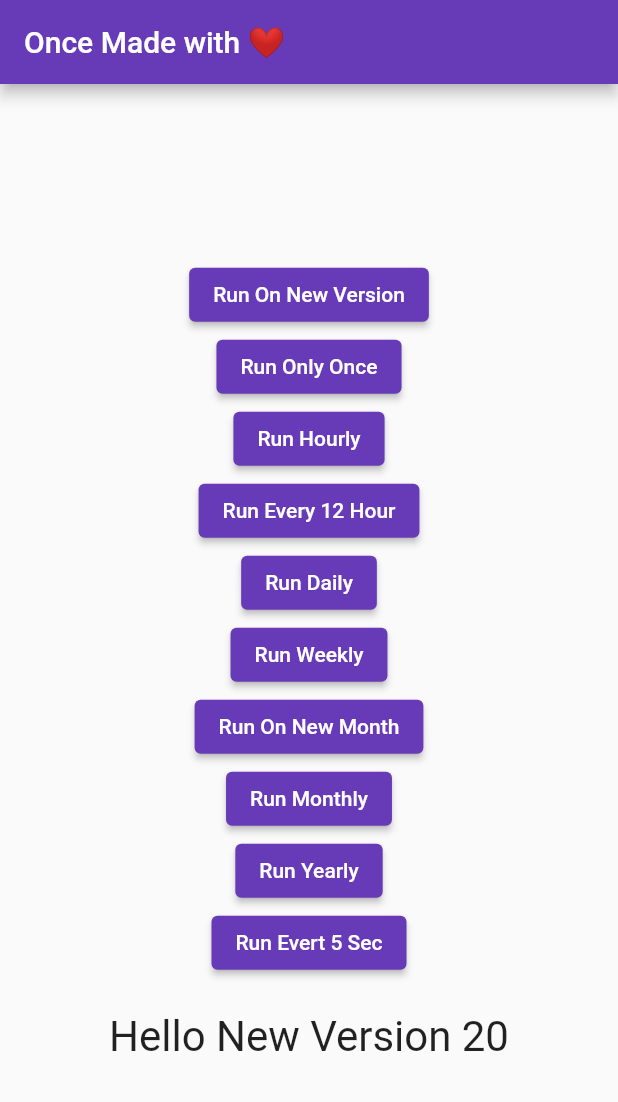
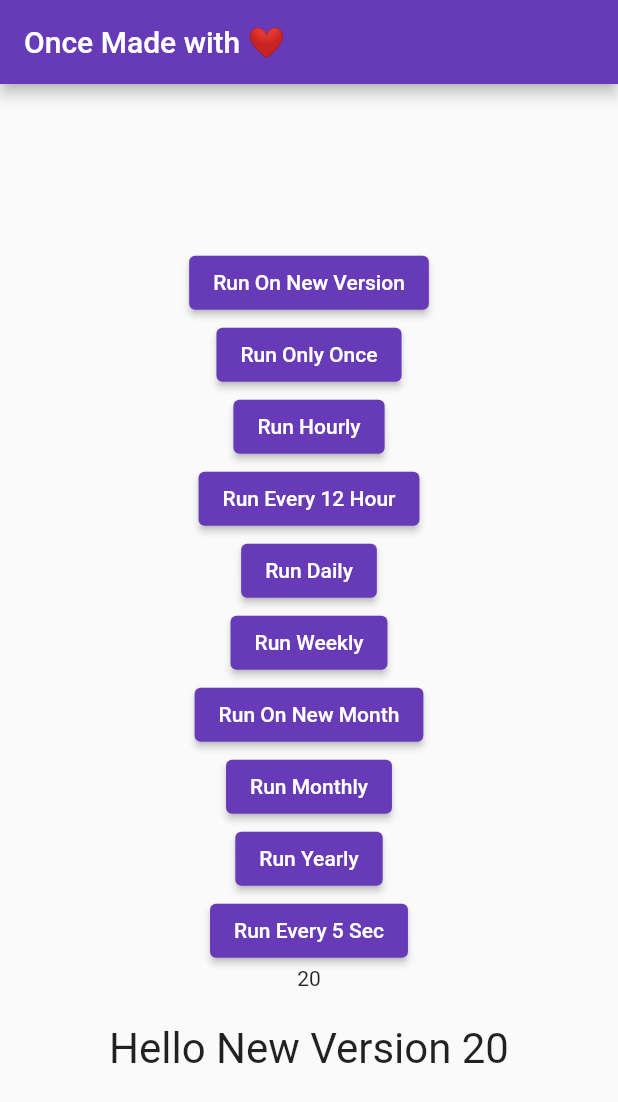
Before and after one commit to MostafaSolimanMO/once, a Flutter app: the screen it shows after launch, after a tap on "Run On New Version", on a phone screen of 412 x 824 dp. Shown: the top 1102 px of the screen. Run offline on Flutter 3.47's test engine with Material 2 defaults, Android fonts, the phone set to English and light mode, and no system bars; our stand-ins replace package_info_plus, shared_preferences.

Commit message:
update 2.0.0

```diff
--- a/example/lib/main.dart
+++ b/example/lib/main.dart
@@ -18,9 +18,7 @@ class _MyAppState extends State<MyApp> {
   String currentValue = 'Hello World';
 
   void set(String newOnce) {
-    setState(() {
-      currentValue = newOnce + ' ${Random().nextInt(100)}';
-    });
+    setState(() => currentValue = newOnce + ' ${Random().nextInt(100)}');
   }
 
   @override
@@ -42,75 +40,75 @@ class _MyAppState extends State<MyApp> {
                 ElevatedButton(
                     child: const Text("Run On New Version"),
                     onPressed: () {
-                      Once.runOnce("New Version", () {
-                        set("Hello New Version");
-                      });
+                      Once.runOnce(
+                          "New Version", () => set("Hello New Version"));
                     }),
                 ElevatedButton(
                     child: const Text("Run Only Once"),
                     onPressed: () {
-                      Once.runOnce("Once", () {
-                        set("Hello Only Once");
-                      });
+                      Once.runOnce("Once", () => set("Hello Only Once"));
                     }),
                 ElevatedButton(
                     child: const Text("Run Hourly"),
                     onPressed: () {
-                      Once.runHourly("Hourly", () {
-                        set("Hello Hourly");
-                      });
+                      Once.runHourly("Hourly", () => set("Hello Hourly"));
                     }),
                 ElevatedButton(
                     child: const Text("Run Every 12 Hour"),
                     onPressed: () {
-                      Once.runEvery12Hours("12 Hour", () {
-                        set("Hello 12 Hour");
-                      });
+                      Once.runEvery12Hours(
+                          "12 Hour", () => set("Hello 12 Hour"));
                     }),
                 ElevatedButton(
                     child: const Text("Run Daily"),
                     onPressed: () {
-                      Once.runDaily("Daily", () {
-                        set("Hello Daily");
-                      });
+                      Once.runDaily("Daily", () => set("Hello Daily"));
                     }),
                 ElevatedButton(
                     child: const Text("Run Weekly"),
                     onPressed: () {
-                      Once.runWeekly("Weekly", () {
-                        set("Hello Weekly");
-                      });
+                      Once.runWeekly("Weekly", () => set("Hello Weekly"));
                     }),
                 ElevatedButton(
                     child: const Text("Run On New Month"),
                     onPressed: () {
-                      Once.runOnNewMonth("New Month", () {
-                        set("Hello New Month");
-                      });
+                      Once.runOnNewMonth<void>(
+                          "New Month", () => set("Hello New Month"));
                     }),
                 ElevatedButton(
                     child: const Text("Run Monthly"),
                     onPressed: () {
-                      Once.runMonthly("Monthly", () {
-                        set("Hello Monthly");
-                      });
+                      Once.runMonthly<void>(
+                          "Monthly", () => set("Hello Monthly"));
                     }),
                 ElevatedButton(
                     child: const Text("Run Yearly"),
                     onPressed: () {
-                      Once.runYearly("Yearly", () {
-                        set("Hello Yearly");
-                      });
+                      Once.runYearly<void>("Yearly", () => set("Hello Yearly"));
                     }),
                 ElevatedButton(
-                    child: const Text("Run Evert 5 Sec"),
+                    child: const Text("Run Every 5 Sec"),
                     onPressed: () {
-                      Once.runCustom(
+                      Once.runCustom<void>(
                         "Custom",
                         () => set("Hello Custom"),
                         duration: const Duration(seconds: 5),
                       );
                     }),
+                FutureBuilder<Widget?>(
+                  future: Once.runCustom<Widget?>(
+                    "CustomWidget",
+                    () => Text('${Random().nextInt(100)}'),
+                    duration: const Duration(seconds: 5),
+                  ),
+                  builder: (_, snapshot) {
+                    if (snapshot.hasData) {
+                      return snapshot.data!;
+                    } else {
+                      return const Text("please come back after 5 seconds");
+                    }
+                  },
+                ),
                 const SizedBox(
                   height: 22,
                 ),
--- a/lib/once.dart
+++ b/lib/once.dart
@@ -7,10 +7,10 @@ const _week = _day * 7;
 const _day = 86400000;
 
 abstract class Once {
-  static Future<void> _run({
+  static Future<T?> _run<T>({
     required String key,
     required int duration,
-    required void Function() callback,
+    required T? Function() callback,
   }) async {
     final prefs = await SharedPreferences.getInstance();
     final currentTime = DateTime.now().millisecondsSinceEpoch;
@@ -37,7 +37,7 @@ abstract class Once {
           );
           return callback.call();
         }
-        return;
+        return null;
       }
 
       prefs.setInt(
@@ -56,6 +56,7 @@ abstract class Once {
           prefs.setInt(key, duration);
           return callback.call();
         }
+        return null;
       }
       prefs.setInt(key, duration);
       return callback.call();
@@ -67,13 +68,14 @@ abstract class Once {
       final difference = currentTime - savedTime;
 
       if (difference > duration) return callback.call();
+      return null;
     }
     prefs.setInt(key, currentTime);
     return callback.call();
   }
 
-  static Future<void> _runOnNewVersion({
-    required void Function() callback,
+  static Future<T?> _runOnNewVersion<T>({
+    required T? Function() callback,
   }) async {
     const key = 'ON_NEW_VERSION';
     final prefs = await SharedPreferences.getInstance();
@@ -93,19 +95,19 @@ abstract class Once {
     return callback.call();
   }
 
-  static void runOnce(
+  static Future<T?> runOnce<T>(
     String key,
-    void Function() callback,
+    T? Function() callback,
   ) =>
-      _run(
+      _run<T>(
         key: key,
         duration: 0,
         callback: callback,
       );
 
-  static void runEvery12Hours(
+  static Future<T?> runEvery12Hours<T>(
     String key,
-    void Function() callback,
+    T? Function() callback,
   ) =>
       _run(
         key: key,
@@ -113,9 +115,9 @@ abstract class Once {
         callback: callback,
       );
 
-  static void runHourly(
+  static Future<T?> runHourly<T>(
     String key,
-    void Function() callback,
+    T? Function() callback,
   ) =>
       _run(
         key: key,
@@ -123,9 +125,9 @@ abstract class Once {
         callback: callback,
       );
 
-  static void runDaily(
+  static Future<T?> runDaily<T>(
     String key,
-    void Function() callback,
+    T? Function() callback,
   ) =>
       _run(
         key: key,
@@ -133,9 +135,9 @@ abstract class Once {
         callback: callback,
       );
 
-  static void runWeekly(
+  static Future<T?> runWeekly<T>(
     String key,
-    void Function() callback,
+    T? Function() callback,
   ) =>
       _run(
         key: key,
@@ -143,9 +145,9 @@ abstract class Once {
         callback: callback,
       );
 
-  static void runMonthly(
+  static Future<T?> runMonthly<T>(
     String key,
-    void Function() callback,
+    T? Function() callback,
   ) =>
       _run(
         key: key,
@@ -153,9 +155,9 @@ abstract class Once {
         callback: callback,
       );
 
-  static void runOnNewMonth(
+  static Future<T?> runOnNewMonth<T>(
     String key,
-    void Function() callback,
+    T? Function() callback,
   ) =>
       _run(
         key: key,
@@ -163,9 +165,9 @@ abstract class Once {
         callback: callback,
       );
 
-  static void runYearly(
+  static Future<T?> runYearly<T>(
     String key,
-    void Function() callback,
+    T? Function() callback,
   ) =>
       _run(
         key: key,
@@ -173,9 +175,9 @@ abstract class Once {
         callback: callback,
       );
 
-  static void runCustom(
+  static Future<T?> runCustom<T>(
     String key,
-    void Function() callback, {
+    T? Function() callback, {
     required Duration duration,
   }) =>
       _run(
@@ -184,8 +186,8 @@ abstract class Once {
         callback: callback,
       );
 
-  static void runOnEveryNewVersion(
-    void Function() callback,
+  static Future<T?> runOnEveryNewVersion<T>(
+    T? Function() callback,
   ) =>
       _runOnNewVersion(
         callback: callback,
--- a/pubspec.yaml
+++ b/pubspec.yaml
@@ -1,6 +1,6 @@
 name: once
-description: Want to run a piece of code once (Only - Week - Month - Year - Any duration)? We got you.
-version: 1.0.0
+description: Want to run a piece of code once periodically (Daily - Weekly - Monthly - Yearly - Any period)? We got you.
+version: 2.0.0
 homepage: https://github.com/MostafaSolimanMO/once
 
 environment:
```
Also changed, not shown: example/pubspec.lock, 2 other files.
